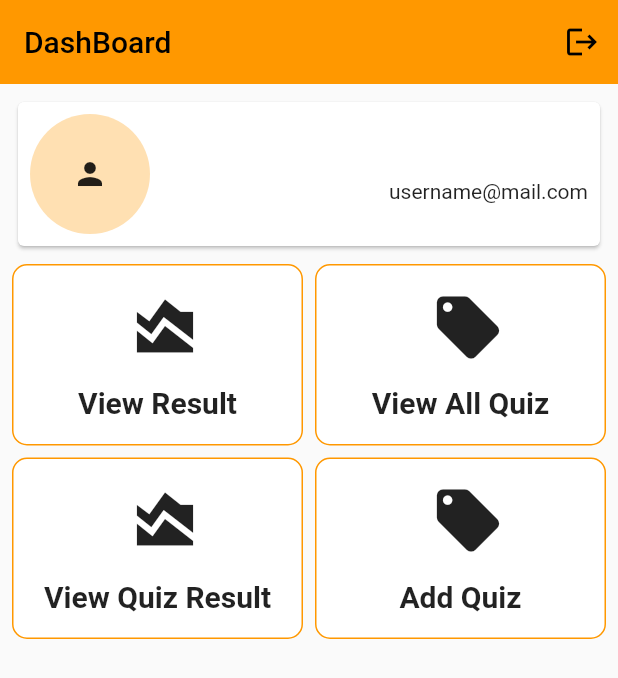
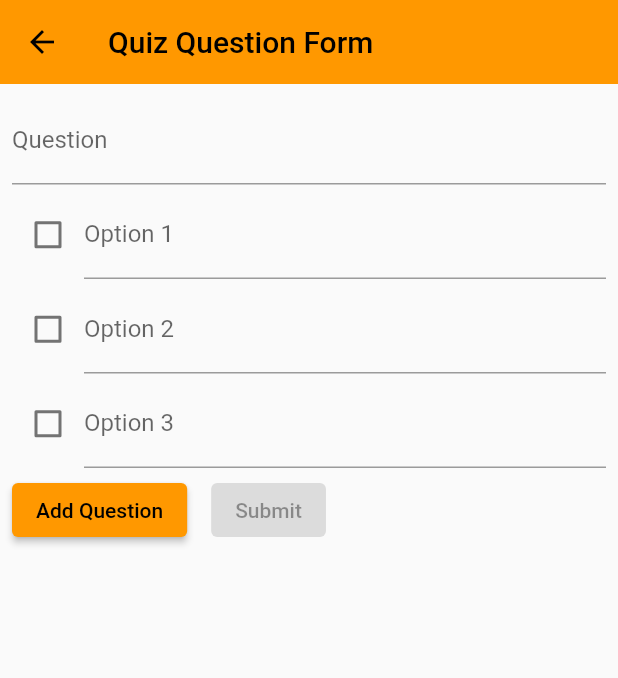
Before and after one commit to arifxpartbd/my-quiz-app, a Flutter app: the HomeScreen screen opened directly, after a tap on "View Quiz Result", on a phone screen of 412 x 824 dp. Shown: the top 678 px of the screen. Run offline on Flutter 3.47's test engine with Material 2 defaults, Android fonts, the phone set to English and light mode, and no system bars; our stand-ins replace cloud_firestore, firebase_auth, firebase_core; accounts and stored records are empty.

Commit message:
ok project

```diff
--- /dev/null
+++ b/lib/models/question_model.dart
@@ -0,0 +1,43 @@
+// class Question {
+//   final String id;
+//   //every question will have a title, it's question itself
+//   final String title;
+// //every question have options
+//   final Map<String, bool> options;
+// //options will be like -{'1':true, 2:false}
+//
+// //create constructor
+//   Question({required this.id, required this.title, required this.options});
+//
+// //override the toString method to print the question on consol e
+//
+//   @override
+//   String toString() {
+//     return 'Question(id: $id, title: $title, options: $options)';
+//   }
+// }
+
+
+
+import 'package:cloud_firestore/cloud_firestore.dart';
+
+class Question {
+  final String id;
+  final String title;
+  final Map<String, bool> options;
+
+  Question({
+    required this.id,
+    required this.title,
+    required this.options,
+  });
+
+  factory Question.fromFirestore(DocumentSnapshot<Map<String, dynamic>> snapshot) {
+    Map<String, dynamic> data = snapshot.data()!;
+    return Question(
+      id: snapshot.id,
+      title: data['title'],
+      options: Map<String, bool>.from(data['options']),
+    );
+  }
+}
--- /dev/null
+++ b/lib/models/quiz_form_model.dart
@@ -0,0 +1,19 @@
+class Question {
+  final String id;
+  final String title;
+  final Map<String, bool> options;
+
+  Question({
+    required this.id,
+    required this.title,
+    required this.options,
+  });
+
+  Map<String, dynamic> toMap() {
+    return {
+      'id': id,
+      'title': title,
+      'options': options,
+    };
+  }
+}
--- a/lib/quiz_create_screen.dart
+++ /dev/null
@@ -1,37 +0,0 @@
-import 'package:flutter/material.dart';
-import 'package:quizapp/widges/my_text_field_widget.dart';
-
-class QuizCreateScreen extends StatefulWidget {
-  const QuizCreateScreen({Key? key}) : super(key: key);
-
-  @override
-  State<QuizCreateScreen> createState() => _QuizCreateScreenState();
-}
-
-class _QuizCreateScreenState extends State<QuizCreateScreen> {
-  @override
-  Widget build(BuildContext context) {
-    return Scaffold(
-      appBar: AppBar(
-        title: Text("Create Quiz Page"),
-      ),
-      body: ListView(
-        padding: EdgeInsets.all(16),
-        children: [
-          MyTextField(textEditingController: TextEditingController(),
-          lableText: 'Quiz Title',
-          ),
-          SizedBox(height: 8,),
-          MyTextField(textEditingController: TextEditingController(),
-          lableText: 'Quiz Time',
-          ),
-          SizedBox(height: 8,),
-          MyTextField(textEditingController: TextEditingController(),
-          lableText: 'Quiz Description',
-          ),
-
-        ],
-      ),
-    );
-  }
-}
--- a/lib/screens/home_screen.dart
+++ b/lib/screens/home_screen.dart
@@ -1,6 +1,8 @@
 import 'package:firebase_auth/firebase_auth.dart';
 import 'package:flutter/material.dart';
-import 'package:quizapp/quiz_create_screen.dart';
+import 'package:quizapp/screens/add_quiz_screen.dart';
+import 'package:quizapp/screens/quiz_form_screen.dart';
+import 'package:quizapp/screens/quiz_test_page.dart';
 import 'package:quizapp/screens/login_screen.dart';
 import 'package:quizapp/utils/myStyle.dart';
 
@@ -34,7 +36,7 @@ class _HomeScreenState extends State<HomeScreen> {
     try {
       await FirebaseAuth.instance.signOut().then((value){
         Navigator.pushAndRemoveUntil(context, MaterialPageRoute(builder: (context){
-          return LoginScreen();
+          return const LoginScreen();
         }), (route) => false);
       });
       // Perform any additional actions after sign out
@@ -54,7 +56,7 @@ class _HomeScreenState extends State<HomeScreen> {
         actions: [
           IconButton(onPressed: (){
             signOut();
-          }, icon: Icon(Icons.logout))
+          }, icon: const Icon(Icons.logout))
         ],
       ),
       body: ListView(
@@ -87,7 +89,12 @@ class _HomeScreenState extends State<HomeScreen> {
                 flex: 1,
                 child: HomeCardButton(
                   iconData: Icons.area_chart,
-                  onTap: (){},
+                  onTap: (){
+
+                    Navigator.push(context, MaterialPageRoute(builder: (context){
+                      return AddQuizScreen();
+                    }));
+                  },
                   cardText: "View Result",
                 ),
               ),
@@ -105,14 +112,18 @@ class _HomeScreenState extends State<HomeScreen> {
 
             ],
           ),
-          SizedBox(height: 8,),
+          const SizedBox(height: 8,),
           Row(
             children: [
               Expanded(
                 flex: 1,
                 child: HomeCardButton(
                   iconData: Icons.area_chart,
-                  onTap: (){},
+                  onTap: (){
+                    Navigator.push(context, MaterialPageRoute(builder: (context){
+                      return QuizFormScreen();
+                    }));
+                  },
                   cardText: "View Quiz Result",
                 ),
               ),
@@ -123,15 +134,12 @@ class _HomeScreenState extends State<HomeScreen> {
                   iconData: Icons.local_offer,
                   onTap: (){
                     Navigator.push(context, MaterialPageRoute(builder: (context){
-                      return QuizCreateScreen();
+                      return const QuizTestPage();
                     }));
                   },
                   cardText: "Add Quiz",
                 ),
               ),
-
-
-
             ],
           ),
         ],
--- /dev/null
+++ b/lib/screens/quiz_form_screen.dart
@@ -0,0 +1,196 @@
+import 'package:flutter/material.dart';
+import 'package:cloud_firestore/cloud_firestore.dart';
+
+import '../models/quiz_form_model.dart';
+
+
+
+
+class QuizFormScreen extends StatefulWidget {
+  @override
+  _QuizFormScreenState createState() => _QuizFormScreenState();
+}
+
+class _QuizFormScreenState extends State<QuizFormScreen> {
+  TextEditingController questionController = TextEditingController();
+  TextEditingController option1Controller = TextEditingController();
+  TextEditingController option2Controller = TextEditingController();
+  TextEditingController option3Controller = TextEditingController();
+  bool option1Checked = false;
+  bool option2Checked = false;
+  bool option3Checked = false;
+  List<Question> questions = [];
+
+  String questionId = DateTime.now().toString();
+
+  void addQuestion() {
+    String question = questionController.text.trim();
+    if (question.isNotEmpty) {
+      Map<String, bool> options = {
+        option1Controller.text.trim(): option1Checked,
+        option2Controller.text.trim(): option2Checked,
+        option3Controller.text.trim(): option3Checked,
+      };
+
+      Question newQuestion = Question(
+        //id: 'question${questions.length + 1}',
+        id: questionId,
+        title: question,
+        options: options,
+      );
+
+      setState(() {
+        questions.add(newQuestion);
+        questionController.clear();
+        option1Controller.clear();
+        option2Controller.clear();
+        option3Controller.clear();
+        option1Checked = false;
+        option2Checked = false;
+        option3Checked = false;
+      });
+    } else {
+      print('Question field is empty');
+    }
+  }
+
+  Future<void> uploadToFirestore() async {
+    try {
+      CollectionReference collection =
+          FirebaseFirestore.instance.collection('quizzes');
+
+      for (Question question in questions) {
+        await collection.doc(question.id).set(question.toMap());
+      }
+
+      print('Questions uploaded to Firestore');
+      setState(() {
+        questions.clear();
+      });
+    } catch (e) {
+      print('Error uploading questions to Firestore: $e');
+    }
+  }
+
+  @override
+  Widget build(BuildContext context) {
+    return Scaffold(
+      appBar: AppBar(
+        title: const Text('Quiz Question Form'),
+      ),
+      body: Padding(
+        padding: const EdgeInsets.all(8.0),
+        child: Column(
+          crossAxisAlignment: CrossAxisAlignment.stretch,
+          children: [
+            TextFormField(
+              controller: questionController,
+              decoration: const InputDecoration(labelText: 'Question'),
+            ),
+            const SizedBox(height: 4.0),
+            Row(
+              children: [
+                Checkbox(
+                  value: option1Checked,
+                  onChanged: (value) {
+                    setState(() {
+                      option1Checked = value ?? false;
+                    });
+                  },
+                ),
+                Expanded(
+                  child: TextFormField(
+                    controller: option1Controller,
+                    decoration: const InputDecoration(labelText: 'Option 1'),
+                  ),
+                ),
+              ],
+            ),
+            const SizedBox(height: 4.0),
+            Row(
+              children: [
+                Checkbox(
+                  value: option2Checked,
+                  onChanged: (value) {
+                    setState(() {
+                      option2Checked = value ?? false;
+                    });
+                  },
+                ),
+                Expanded(
+                  child: TextFormField(
+                    controller: option2Controller,
+                    decoration: const InputDecoration(labelText: 'Option 2'),
+                  ),
+                ),
+              ],
+            ),
+            const SizedBox(height: 4.0),
+            Row(
+              children: [
+                Checkbox(
+                  value: option3Checked,
+                  onChanged: (value) {
+                    setState(() {
+                      option3Checked = value ?? false;
+                    });
+                  },
+                ),
+                Expanded(
+                  child: TextFormField(
+                    controller: option3Controller,
+                    decoration: const InputDecoration(labelText: 'Option 3'),
+                  ),
+                ),
+              ],
+            ),
+            const SizedBox(height: 4.0),
+            Row(
+              children: [
+                ElevatedButton(
+                  onPressed: addQuestion,
+                  child: const Text('Add Question'),
+                ),
+                const SizedBox(width: 16.0),
+                ElevatedButton(
+                  onPressed:
+                  questions.isNotEmpty ? uploadToFirestore : null,
+                  child: const Text('Submit'),
+                ),
+              ],
+            ),
+            const SizedBox(height: 8.0),
+            if (questions.isNotEmpty)
+              const Text(
+                'Added Questions:',
+                style: TextStyle(
+                  fontSize: 16.0,
+                  fontWeight: FontWeight.bold,
+                ),
+              ),
+
+            Expanded(
+              child: ListView.builder(
+                itemCount: questions.length,
+                itemBuilder: (context, index) {
+                  Question question = questions[index];
+                  return ListTile(
+                    title: Text(question.title),
+                    subtitle: Text('Options: ${question.options}'),
+                  );
+                },
+              ),
+            ),
+          ],
+        ),
+      ),
+    );
+  }
+}
+
+void main() {
+  runApp(MaterialApp(
+    title: 'Quiz App',
+    home: QuizFormScreen(),
+  ));
+}
--- a/lib/widges/my_text_field_widget.dart
+++ b/lib/widges/my_text_field_widget.dart
@@ -3,15 +3,17 @@ import 'package:flutter/material.dart';
 class MyTextField extends StatelessWidget {
   MyTextField({
     super.key, this.lableText, required this.textEditingController,
-    this.validator,
+    this.validator, this.maxLine
   });
 
   final lableText;
   final validator;
+  final maxLine;
   TextEditingController textEditingController = TextEditingController();
   @override
   Widget build(BuildContext context) {
     return TextFormField(
+      maxLines: maxLine,
       controller: textEditingController,
       validator: validator,
       decoration: InputDecoration(
--- /dev/null
+++ b/lib/widges/options_card.dart
@@ -0,0 +1,21 @@
+import 'package:flutter/material.dart';
+import 'package:quizapp/utils/constants.dart';
+
+class OptionCard extends StatelessWidget{
+  const OptionCard({Key? key,required this.option,required this.color}):super(key: key);
+
+  final String option;
+  final Color color;
+  @override
+  Widget build(BuildContext context){
+    return Card(
+      color: color,
+      child: ListTile(
+        title: Text(option,style: TextStyle(
+          color:  color.red != color.green ? neutral : Colors.black,
+          fontSize: 22,
+        ),),
+      ),
+    );
+  }
+}
```
Also changed, not shown: lib/screens/add_quiz_screen.dart (added, +52 -0 lines), lib/screens/quiz_test_page.dart (added, +168 -0 lines), lib/utils/constants.dart (added, +10 -0 lines), lib/widges/next_button.dart (added, +24 -0 lines), lib/widges/question_widget.dart (added, +26 -0 lines), lib/widges/result_box.dart (added, +61 -0 lines).
